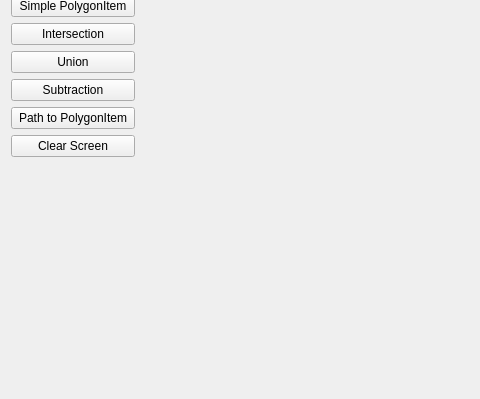
First picture: the form in res/ui/qtlaboratory.ui, repository Radicas/Crane, before the edit; both pictures show x 0 to 480 and y 156 to 555 of the 856 by 555 pixel window.
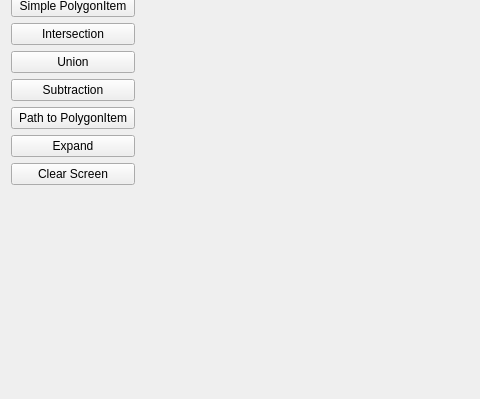
Second picture: the form after the edit.

The edit to the form file:
```diff
--- a/res/ui/qtlaboratory.ui
+++ b/res/ui/qtlaboratory.ui
@@ -104,6 +104,13 @@
        </property>
       </widget>
      </item>
+     <item>
+      <widget class="QPushButton" name="expandBtn">
+       <property name="text">
+        <string>Expand</string>
+       </property>
+      </widget>
+     </item>
      <item>
       <widget class="QPushButton" name="clearBtn">
        <property name="text">
```
